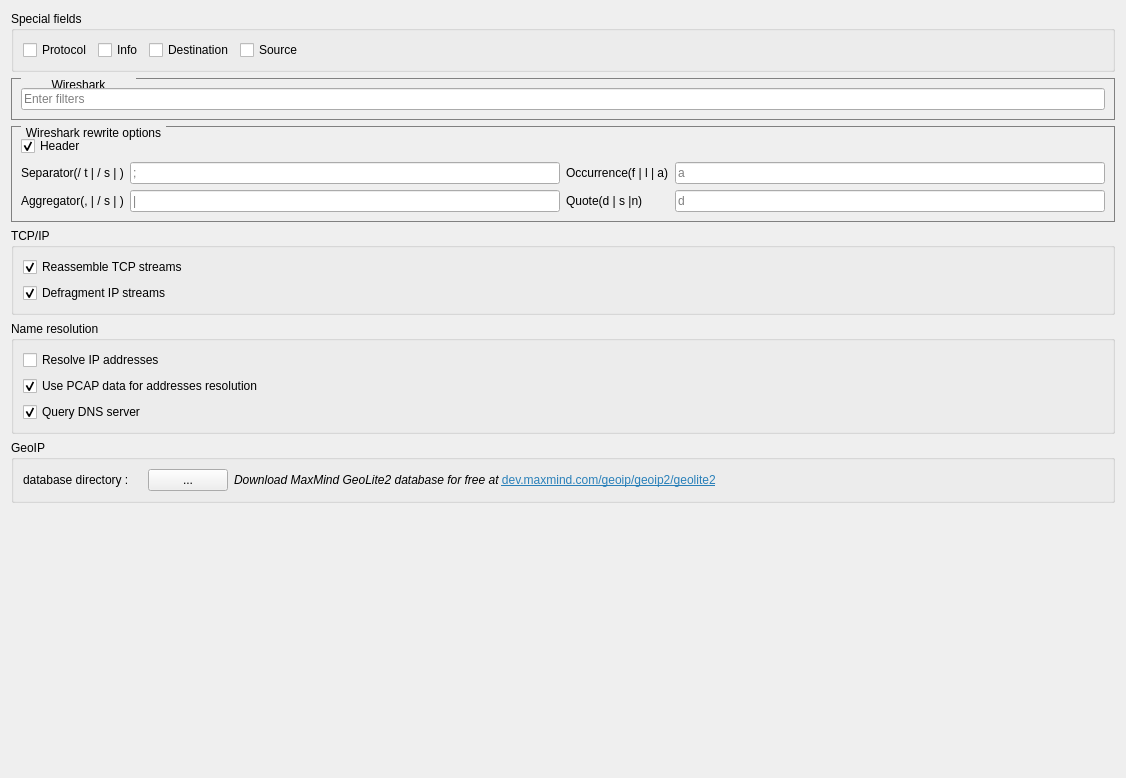
First picture: the form in libpvkernel/plugins/input-types/pcap/pcap-gui/profile-ui/forms/OptionWidget.ui, repository squey/squey, before the edit.
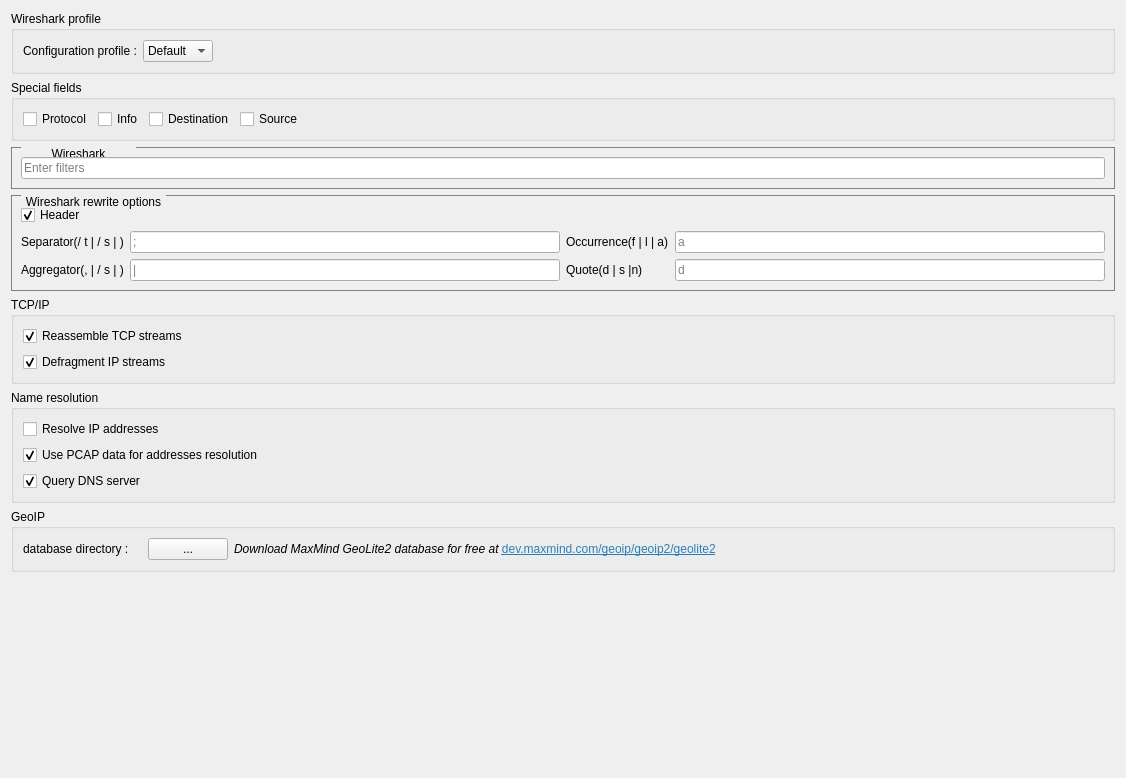
Second picture: the form after the edit.

Commit message: Support for wireshark profiles

Diff of the .ui file:
```diff
--- a/libpvkernel/plugins/input-types/pcap/pcap-gui/profile-ui/forms/OptionWidget.ui
+++ b/libpvkernel/plugins/input-types/pcap/pcap-gui/profile-ui/forms/OptionWidget.ui
@@ -14,6 +14,48 @@
    <string>Form</string>
   </property>
   <layout class="QVBoxLayout" name="verticalLayout">
+   <item>
+    <widget class="QGroupBox" name="groupBox_2">
+     <property name="title">
+      <string>Wireshark profile</string>
+     </property>
+     <layout class="QHBoxLayout" name="horizontalLayout_7">
+      <item>
+       <widget class="QLabel" name="label_7">
+        <property name="text">
+         <string>Configuration profile :</string>
+        </property>
+       </widget>
+      </item>
+      <item>
+       <layout class="QHBoxLayout" name="horizontalLayout_3">
+        <item>
+         <widget class="QComboBox" name="ws_profiles_combobox">
+          <item>
+           <property name="text">
+            <string>Default</string>
+           </property>
+          </item>
+         </widget>
+        </item>
+        <item>
+         <spacer name="horizontalSpacer_4">
+          <property name="orientation">
+           <enum>Qt::Horizontal</enum>
+          </property>
+          <property name="sizeHint" stdset="0">
+           <size>
+            <width>40</width>
+            <height>20</height>
+           </size>
+          </property>
+         </spacer>
+        </item>
+       </layout>
+      </item>
+     </layout>
+    </widget>
+   </item>
    <item>
     <widget class="QGroupBox" name="groupBox_3">
      <property name="title">
```
The commit also changes 11 other files.
